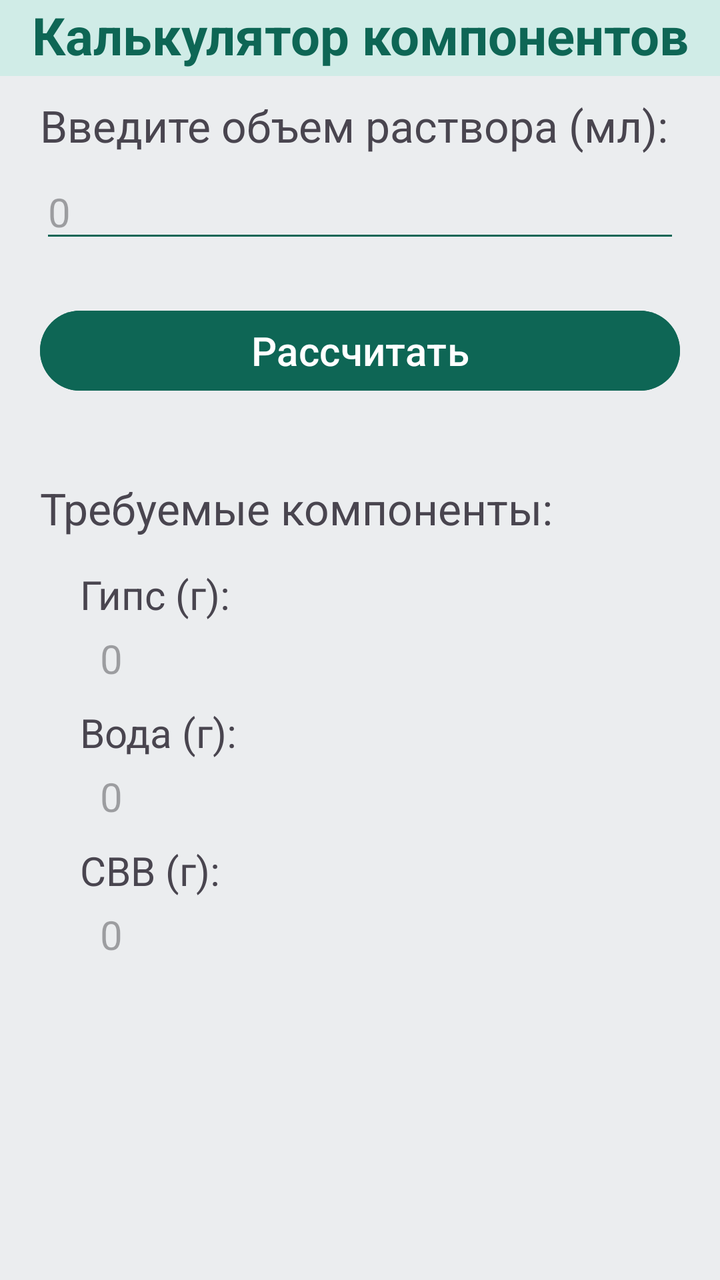
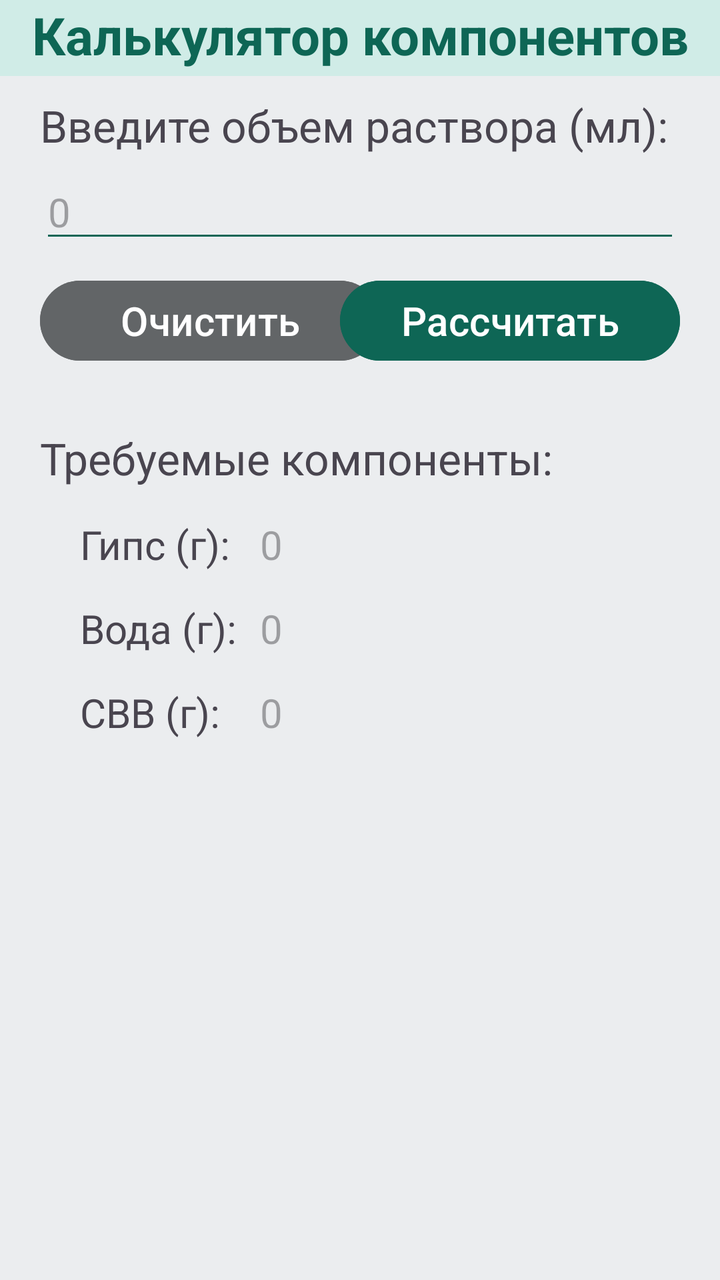

Screens rendered from an Android XML layout before and after an edit, with the pre-edit source and the edit as a unified diff.
<!-- AndroidManifest.xml: application theme Theme.Gypsum -->
<!-- res/layout/activity_main.xml -->
<?xml version="1.0" encoding="utf-8"?>
<androidx.constraintlayout.widget.ConstraintLayout xmlns:android="http://schemas.android.com/apk/res/android"
    xmlns:app="http://schemas.android.com/apk/res-auto"
    xmlns:tools="http://schemas.android.com/tools"
    android:id="@+id/main"
    android:layout_width="match_parent"
    android:layout_height="match_parent"
    tools:context=".MainActivity">

    <RelativeLayout
        android:layout_width="match_parent"
        android:layout_height="match_parent"
        android:background="@color/colorPrimary"
        tools:layout_editor_absoluteX="0dp"
        tools:layout_editor_absoluteY="0dp">

        <TextView
            android:id="@+id/logo"
            android:layout_width="match_parent"
            android:layout_height="38dp"
            android:background="@color/colorBackground"
            android:text="@string/logo"
            android:textAlignment="center"
            android:textColor="@color/colorMain"
            android:textSize="26sp"
            android:textStyle="bold" />

        <TextView
            android:id="@+id/volumeHeadline"
            android:layout_width="match_parent"
            android:layout_height="wrap_content"
            android:layout_below="@+id/logo"
            android:layout_marginHorizontal="20sp"
            android:layout_marginTop="10sp"
            android:text="@string/volumeHeadline"
            android:textSize="22sp" />

        <EditText
            android:id="@+id/volumeInput"
            android:layout_width="match_parent"
            android:layout_height="wrap_content"
            android:layout_below="@+id/volumeHeadline"
            android:layout_marginHorizontal="20sp"
            android:layout_marginTop="5sp"
            android:backgroundTint="@color/colorMain"
            android:ems="10"
            android:hint="@string/volumeInput"
            android:inputType="text"
            android:textSize="20sp" />

        <Button
            android:id="@+id/calculatorButton"
            android:layout_width="match_parent"
            android:layout_height="wrap_content"
            android:layout_below="@+id/volumeInput"
            android:layout_marginHorizontal="20sp"
            android:layout_marginTop="25sp"
            android:backgroundTint="@color/colorMain"
            android:text="@string/calculatorButton"
            android:textSize="20sp" />

        <TextView
            android:id="@+id/componentsOutput"
            android:layout_width="match_parent"
            android:layout_height="wrap_content"
            android:layout_below="@+id/calculatorButton"
            android:layout_marginHorizontal="20sp"
            android:layout_marginTop="40sp"
            android:text="@string/componentsOutput"
            android:textSize="22sp" />

        <TextView
            android:id="@+id/gypsumHeadline"
            android:layout_width="match_parent"
            android:layout_height="wrap_content"
            android:layout_below="@+id/componentsOutput"
            android:layout_marginHorizontal="40sp"
            android:layout_marginTop="15sp"
            android:text="@string/gypsumHeadline"
            android:textSize="20sp" />

        <TextView
            android:id="@+id/gypsumOutput"
            android:layout_width="match_parent"
            android:layout_height="wrap_content"
            android:layout_below="@+id/gypsumHeadline"
            android:layout_marginHorizontal="50sp"
            android:layout_marginTop="5sp"
            android:hint="@string/gypsumOutput"
            android:textSize="20sp" />

        <TextView
            android:id="@+id/waterHeadline"
            android:layout_width="match_parent"
            android:layout_height="wrap_content"
            android:layout_below="@+id/gypsumOutput"
            android:layout_marginHorizontal="40sp"
            android:layout_marginTop="10sp"
            android:text="@string/waterHeadline"
            android:textSize="20sp" />

        <TextView
            android:id="@+id/waterOutput"
            android:layout_width="match_parent"
            android:layout_height="wrap_content"
            android:layout_below="@+id/waterHeadline"
            android:layout_marginHorizontal="50sp"
            android:layout_marginTop="5sp"
            android:hint="@string/waterOutput"
            android:textSize="20sp" />

        <TextView
            android:id="@+id/svvHeadline"
            android:layout_width="match_parent"
            android:layout_height="wrap_content"
            android:layout_below="@+id/waterOutput"
            android:layout_marginHorizontal="40sp"
            android:layout_marginTop="10sp"
            android:text="@string/svvHeadline"
            android:textSize="20sp" />

        <TextView
            android:id="@+id/svvOutput"
            android:layout_width="match_parent"
            android:layout_height="wrap_content"
            android:layout_below="@+id/svvHeadline"
            android:layout_marginHorizontal="50sp"
            android:layout_marginTop="5sp"
            android:hint="@string/svvOutput"
            android:textSize="20sp" />

    </RelativeLayout>
</androidx.constraintlayout.widget.ConstraintLayout>
<!-- resources referenced by this layout -->
<resources>
  <color name="colorBackground">#D0ECE7</color>
  <color name="colorMain">#0E6655</color>
  <color name="colorPrimary">#EBEDEF</color>
  <string name="calculatorButton">Рассчитать</string>
  <string name="componentsOutput">Требуемые компоненты:</string>
  <string name="gypsumHeadline">Гипс (г):</string>
  <string name="gypsumOutput">0</string>
  <string name="logo">Калькулятор компонентов</string>
  <string name="svvHeadline">СВВ (г):</string>
  <string name="svvOutput">0</string>
  <string name="volumeHeadline">Введите объем раствора (мл):</string>
  <string name="volumeInput">0</string>
  <string name="waterHeadline">Вода (г):</string>
  <string name="waterOutput">0</string>
  <style name="Theme.Gypsum" parent="Base.Theme.Gypsum" />
  <style name="Base.Theme.Gypsum" parent="Theme.Material3.DayNight.NoActionBar">
          
          
      </style>
</resources>

<!-- the commit's change to res/layout/activity_main.xml (unified diff, before → after) -->
@@ -49,12 +49,25 @@
             android:textSize="20sp" />
 
         <Button
-            android:id="@+id/calculatorButton"
-            android:layout_width="match_parent"
+            android:id="@+id/clearButton"
+            android:layout_width="170sp"
             android:layout_height="wrap_content"
             android:layout_below="@+id/volumeInput"
-            android:layout_marginHorizontal="20sp"
-            android:layout_marginTop="25sp"
+            android:layout_alignParentStart="true"
+            android:layout_marginStart="20sp"
+            android:layout_marginTop="10sp"
+            android:backgroundTint="@color/colorClearButton"
+            android:text="@string/clearButton"
+            android:textSize="20sp" />
+
+        <Button
+            android:id="@+id/calculatorButton"
+            android:layout_width="170sp"
+            android:layout_height="wrap_content"
+            android:layout_below="@+id/volumeInput"
+            android:layout_alignParentEnd="true"
+            android:layout_marginEnd="20sp"
+            android:layout_marginTop="10dp"
             android:backgroundTint="@color/colorMain"
             android:text="@string/calculatorButton"
             android:textSize="20sp" />
@@ -63,18 +76,18 @@
             android:id="@+id/componentsOutput"
             android:layout_width="match_parent"
             android:layout_height="wrap_content"
-            android:layout_below="@+id/calculatorButton"
+            android:layout_below="@+id/clearButton"
             android:layout_marginHorizontal="20sp"
-            android:layout_marginTop="40sp"
+            android:layout_marginTop="30sp"
             android:text="@string/componentsOutput"
             android:textSize="22sp" />
 
         <TextView
             android:id="@+id/gypsumHeadline"
-            android:layout_width="match_parent"
+            android:layout_width="80sp"
             android:layout_height="wrap_content"
             android:layout_below="@+id/componentsOutput"
-            android:layout_marginHorizontal="40sp"
+            android:layout_marginStart="40sp"
             android:layout_marginTop="15sp"
             android:text="@string/gypsumHeadline"
             android:textSize="20sp" />
@@ -83,19 +96,21 @@
             android:id="@+id/gypsumOutput"
             android:layout_width="match_parent"
             android:layout_height="wrap_content"
-            android:layout_below="@+id/gypsumHeadline"
-            android:layout_marginHorizontal="50sp"
-            android:layout_marginTop="5sp"
+            android:layout_below="@+id/componentsOutput"
+            android:layout_alignParentStart="true"
+            android:layout_marginStart="130sp"
+            android:layout_marginEnd="20sp"
+            android:layout_marginTop="15sp"
             android:hint="@string/gypsumOutput"
             android:textSize="20sp" />
 
         <TextView
             android:id="@+id/waterHeadline"
-            android:layout_width="match_parent"
+            android:layout_width="80sp"
             android:layout_height="wrap_content"
             android:layout_below="@+id/gypsumOutput"
-            android:layout_marginHorizontal="40sp"
-            android:layout_marginTop="10sp"
+            android:layout_marginStart="40sp"
+            android:layout_marginTop="15sp"
             android:text="@string/waterHeadline"
             android:textSize="20sp" />
 
@@ -103,19 +118,21 @@
             android:id="@+id/waterOutput"
             android:layout_width="match_parent"
             android:layout_height="wrap_content"
-            android:layout_below="@+id/waterHeadline"
-            android:layout_marginHorizontal="50sp"
-            android:layout_marginTop="5sp"
+            android:layout_below="@+id/gypsumOutput"
+            android:layout_alignParentStart="true"
+            android:layout_marginStart="130sp"
+            android:layout_marginEnd="20sp"
+            android:layout_marginTop="15sp"
             android:hint="@string/waterOutput"
             android:textSize="20sp" />
 
         <TextView
             android:id="@+id/svvHeadline"
-            android:layout_width="match_parent"
+            android:layout_width="80sp"
             android:layout_height="wrap_content"
             android:layout_below="@+id/waterOutput"
             android:layout_marginHorizontal="40sp"
-            android:layout_marginTop="10sp"
+            android:layout_marginTop="15sp"
             android:text="@string/svvHeadline"
             android:textSize="20sp" />
 
@@ -123,9 +140,11 @@
             android:id="@+id/svvOutput"
             android:layout_width="match_parent"
             android:layout_height="wrap_content"
-            android:layout_below="@+id/svvHeadline"
-            android:layout_marginHorizontal="50sp"
-            android:layout_marginTop="5sp"
+            android:layout_below="@+id/waterOutput"
+            android:layout_alignParentStart="true"
+            android:layout_marginStart="130sp"
+            android:layout_marginEnd="20sp"
+            android:layout_marginTop="15sp"
             android:hint="@string/svvOutput"
             android:textSize="20sp" />
 
<!-- resource entries referenced after the edit -->
@@ -1,9 +1,11 @@
 <!-- resources referenced by this layout -->
 <resources>
   <color name="colorBackground">#D0ECE7</color>
+  <color name="colorClearButton">#626567</color>
   <color name="colorMain">#0E6655</color>
   <color name="colorPrimary">#EBEDEF</color>
   <string name="calculatorButton">Рассчитать</string>
+  <string name="clearButton">Очистить</string>
   <string name="componentsOutput">Требуемые компоненты:</string>
   <string name="gypsumHeadline">Гипс (г):</string>
   <string name="gypsumOutput">0</string>
